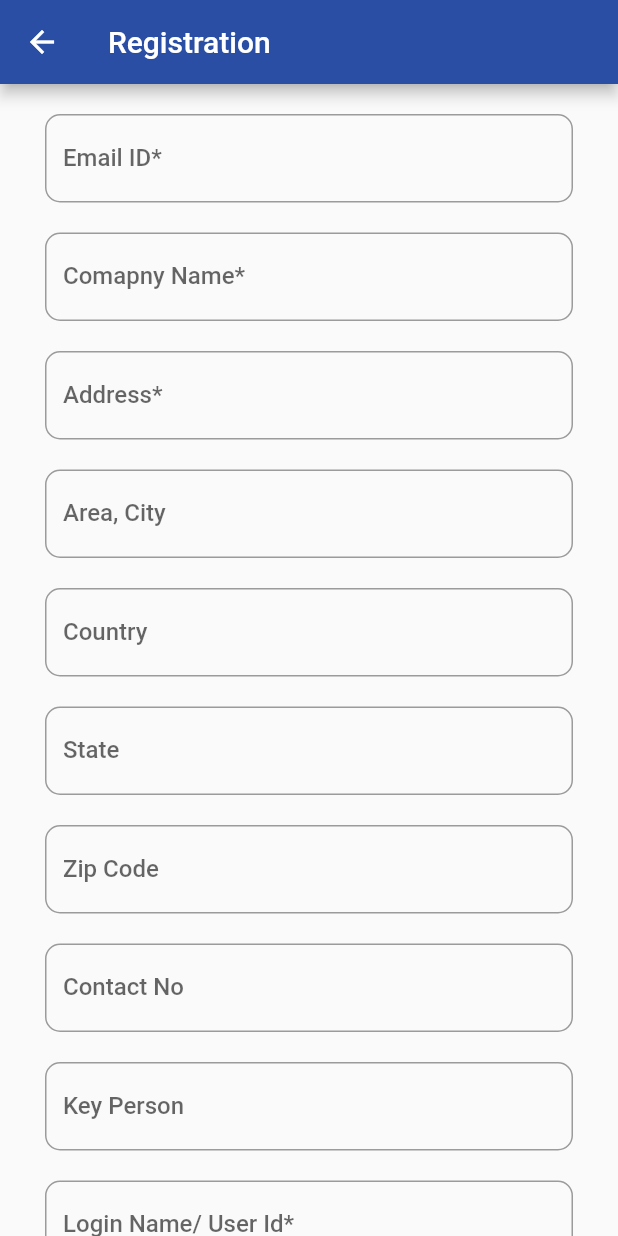
After one commit to techexpertjc/ozone_diamonds_v2, a Flutter app: the screen it shows after launch, on a phone screen of 412 x 824 dp. The commit adds this screen. Run offline on Flutter 3.47's test engine with Material 2 defaults, Android fonts, the phone set to English and light mode, and no system bars; our stand-ins replace carousel_pro, connectivity, font_awesome_flutter, keyboard_actions, share, shared_preferences and 1 more; missing offline and left inert: flutter_downloader, flutter_plugin_pdf_viewer, gradient_text, nice_button; accounts and stored records are empty.

Commit message:
Registration Page

```diff
--- /dev/null
+++ b/lib/RegisterPage.dart
@@ -0,0 +1,335 @@
+import 'package:flutter/material.dart';
+
+import 'package:nice_button/NiceButton.dart';
+
+class RegisterPage extends StatefulWidget {
+  @override
+  _RegisterPageState createState() => _RegisterPageState();
+}
+
+class _RegisterPageState extends State<RegisterPage> {
+  bool small = false;
+  bool _toggleVisibility = true, rememberMe = false;
+  String email, password;
+
+  bool isLoading = false;
+
+  @override
+  Widget build(BuildContext context) {
+    return Scaffold(
+      appBar: AppBar(
+        title: Text("Registration"),
+        leading: GestureDetector(
+          onTap: () {/*on click logic*/},
+          child: Icon(
+            Icons.arrow_back,
+          ),
+        ),
+      ),
+      body: Form(
+        child: ListView(
+          children: <Widget>[
+            //TextField for Email ID
+            Padding(
+              padding: EdgeInsets.only(top: 20, left: 30.0, right: 30.0),
+              child: SizedBox(
+                child: TextFormField(
+                  keyboardType: TextInputType.emailAddress,
+                  decoration: InputDecoration(
+                      border: OutlineInputBorder(
+                        borderRadius: BorderRadius.all(Radius.circular(10.0)),
+                      ),
+                      labelText: 'Email ID*',
+                      labelStyle: TextStyle(
+                        fontSize: (small) ? 14 : 16,
+                        fontWeight: FontWeight.w500,
+                      ),
+                      hintText: 'Enter Your Email',
+                      hintStyle: TextStyle(
+                          fontSize: (small) ? 12 : 16,
+                          fontWeight: FontWeight.w500,
+                          color: Colors.grey[300])),
+                ),
+              ),
+            ),
+            //Finish
+
+            //TextField for Company Name
+            Padding(
+              padding: EdgeInsets.only(top: 20, left: 30.0, right: 30.0),
+              child: SizedBox(
+                child: TextFormField(
+                  keyboardType: TextInputType.emailAddress,
+                  decoration: InputDecoration(
+                      border: OutlineInputBorder(
+                        borderRadius: BorderRadius.all(Radius.circular(10.0)),
+                      ),
+                      labelText: 'Comapny Name*',
+                      labelStyle: TextStyle(
+                        fontSize: (small) ? 14 : 16,
+                        fontWeight: FontWeight.w500,
+                      ),
+                      hintText: 'Enter Your Company Name',
+                      hintStyle: TextStyle(
+                          fontSize: (small) ? 12 : 16,
+                          fontWeight: FontWeight.w500,
+                          color: Colors.grey[300])),
+                ),
+              ),
+            ),
+            //Finish
+
+            //TextField for Address
+            Padding(
+              padding: EdgeInsets.only(top: 20, left: 30.0, right: 30.0),
+              child: SizedBox(
+                child: TextFormField(
+                  keyboardType: TextInputType.emailAddress,
+                  decoration: InputDecoration(
+                      border: OutlineInputBorder(
+                        borderRadius: BorderRadius.all(Radius.circular(10.0)),
+                      ),
+                      labelText: 'Address*',
+                      labelStyle: TextStyle(
+                        fontSize: (small) ? 14 : 16,
+                        fontWeight: FontWeight.w500,
+                      ),
+                      hintText: 'Enter Your Address',
+                      hintStyle: TextStyle(
+                          fontSize: (small) ? 12 : 16,
+                          fontWeight: FontWeight.w500,
+                          color: Colors.grey[300])),
+                ),
+              ),
+            ),
+            //Finish
+
+            //TextField for Address
+            Padding(
+              padding: EdgeInsets.only(top: 20, left: 30.0, right: 30.0),
+              child: SizedBox(
+                child: TextFormField(
+                  keyboardType: TextInputType.emailAddress,
+                  decoration: InputDecoration(
+                      border: OutlineInputBorder(
+                        borderRadius: BorderRadius.all(Radius.circular(10.0)),
+                      ),
+                      labelText: 'Area, City',
+                      labelStyle: TextStyle(
+                        fontSize: (small) ? 14 : 16,
+                        fontWeight: FontWeight.w500,
+                      ),
+                      hintText: 'Enter Your Area, City',
+                      hintStyle: TextStyle(
+                          fontSize: (small) ? 12 : 16,
+                          fontWeight: FontWeight.w500,
+                          color: Colors.grey[300])),
+                ),
+              ),
+            ),
+            //Finish
+
+            //TextField for Country
+            Padding(
+              padding: EdgeInsets.only(top: 20, left: 30.0, right: 30.0),
+              child: SizedBox(
+                child: TextFormField(
+                  keyboardType: TextInputType.emailAddress,
+                  decoration: InputDecoration(
+                      border: OutlineInputBorder(
+                        borderRadius: BorderRadius.all(Radius.circular(10.0)),
+                      ),
+                      labelText: 'Country',
+                      labelStyle: TextStyle(
+                        fontSize: (small) ? 14 : 16,
+                        fontWeight: FontWeight.w500,
+                      ),
+                      hintText: 'Enter Your Country',
+                      hintStyle: TextStyle(
+                          fontSize: (small) ? 12 : 16,
+                          fontWeight: FontWeight.w500,
+                          color: Colors.grey[300])),
+                ),
+              ),
+            ),
+            //Finish
+
+            //TextField for State
+            Padding(
+              padding: EdgeInsets.only(top: 20, left: 30.0, right: 30.0),
+              child: SizedBox(
+                child: TextFormField(
+                  keyboardType: TextInputType.emailAddress,
+                  decoration: InputDecoration(
+                      border: OutlineInputBorder(
+                        borderRadius: BorderRadius.all(Radius.circular(10.0)),
+                      ),
+                      labelText: 'State',
+                      labelStyle: TextStyle(
+                        fontSize: (small) ? 14 : 16,
+                        fontWeight: FontWeight.w500,
+                      ),
+                      hintText: 'Enter Your State',
+                      hintStyle: TextStyle(
+                          fontSize: (small) ? 12 : 16,
+                          fontWeight: FontWeight.w500,
+                          color: Colors.grey[300])),
+                ),
+              ),
+            ),
+            //Finish
+
+            //TextField for Zip Code
+            Padding(
+              padding: EdgeInsets.only(top: 20, left: 30.0, right: 30.0),
+              child: SizedBox(
+                child: TextFormField(
+                  keyboardType: TextInputType.emailAddress,
+                  decoration: InputDecoration(
+                      border: OutlineInputBorder(
+                        borderRadius: BorderRadius.all(Radius.circular(10.0)),
+                      ),
+                      labelText: 'Zip Code',
+                      labelStyle: TextStyle(
+                        fontSize: (small) ? 14 : 16,
+                        fontWeight: FontWeight.w500,
+                      ),
+                      hintText: 'Enter Your ZipCode',
+                      hintStyle: TextStyle(
+                          fontSize: (small) ? 12 : 16,
+                          fontWeight: FontWeight.w500,
+                          color: Colors.grey[300])),
+                ),
+              ),
+            ),
+            //Finish
+
+            //TextField for Contact
+            Padding(
+              padding: EdgeInsets.only(top: 20, left: 30.0, right: 30.0),
+              child: SizedBox(
+                child: TextFormField(
+                  keyboardType: TextInputType.emailAddress,
+                  decoration: InputDecoration(
+                      border: OutlineInputBorder(
+                        borderRadius: BorderRadius.all(Radius.circular(10.0)),
+                      ),
+                      labelText: 'Contact No',
+                      labelStyle: TextStyle(
+                        fontSize: (small) ? 14 : 16,
+                        fontWeight: FontWeight.w500,
+                      ),
+                      hintText: 'Enter Your Contact No',
+                      hintStyle: TextStyle(
+                          fontSize: (small) ? 12 : 16,
+                          fontWeight: FontWeight.w500,
+                          color: Colors.grey[300])),
+                ),
+              ),
+            ),
+            //Finish
+
+            //TextField for Key Person
+            Padding(
+              padding: EdgeInsets.only(top: 20, left: 30.0, right: 30.0),
+              child: SizedBox(
+                child: TextFormField(
+                  keyboardType: TextInputType.emailAddress,
+                  decoration: InputDecoration(
+                      border: OutlineInputBorder(
+                        borderRadius: BorderRadius.all(Radius.circular(10.0)),
+                      ),
+                      labelText: 'Key Person',
+                      labelStyle: TextStyle(
+                        fontSize: (small) ? 14 : 16,
+                        fontWeight: FontWeight.w500,
+                      ),
+                      hintText: 'Enter Your First and Last Name',
+                      hintStyle: TextStyle(
+                          fontSize: (small) ? 12 : 16,
+                          fontWeight: FontWeight.w500,
+                          color: Colors.grey[300])),
+                ),
+              ),
+            ),
+            //Finish
+
+            //TextField for Login name
+            Padding(
+              padding: EdgeInsets.only(top: 20, left: 30.0, right: 30.0),
+              child: SizedBox(
+                child: TextFormField(
+                  keyboardType: TextInputType.emailAddress,
+                  decoration: InputDecoration(
+                      border: OutlineInputBorder(
+                        borderRadius: BorderRadius.all(Radius.circular(10.0)),
+                      ),
+                      labelText: 'Login Name/ User Id*',
+                      labelStyle: TextStyle(
+                        fontSize: (small) ? 14 : 16,
+                        fontWeight: FontWeight.w500,
+                      ),
+                      hintText: 'Enter Your Login Name',
+                      hintStyle: TextStyle(
+                          fontSize: (small) ? 12 : 16,
+                          fontWeight: FontWeight.w500,
+                          color: Colors.grey[300])),
+                ),
+              ),
+            ),
+            //Finish
+
+            //Terms & Condition
+            Padding(
+              padding: EdgeInsets.only(top: 20.0, left: 40.0, right: 40.0),
+              // child: ListView(
+              //   children: <Widget>[
+              //     Row(
+              //       children: <Widget>[
+              //         Text(
+              //           "Please Read Terms & Condition And Agree",
+              //           textAlign: TextAlign.left,
+              //           style: TextStyle(
+              //               fontWeight: FontWeight.bold, fontSize: 17.0),
+              //         ),
+              //         Column(
+
+              //         )
+              //       ],
+              //     )
+              //   ],
+              // ),
+              child:  Text(
+                        "Please Read Terms & Condition And Agree",
+                        textAlign: TextAlign.left,
+                        style: TextStyle(
+                            fontWeight: FontWeight.bold, fontSize: 17.0),
+                      ),
+            ),
+            //Finish
+
+            //Login Button
+            Padding(
+              padding: EdgeInsets.only(
+                  top: 20.0, left: 40.0, right: 40.0, bottom: 40.0),
+              child: SizedBox(
+                height: (small) ? 50 : 55,
+                child: isLoading
+                    ? Center(child: CircularProgressIndicator())
+                    : NiceButton(
+                        elevation: 5.0,
+                        radius: 52.0,
+                        fontSize: (small) ? 20 : 22,
+                        onPressed: () {},
+                        text: 'Register',
+                        background: Color(0XFF294EA3),
+                      ),
+              ),
+            ),
+            //Finish
+          ],
+        ),
+      ),
+    );
+  }
+}
--- a/lib/StoneSearch.dart
+++ b/lib/StoneSearch.dart
@@ -960,7 +960,7 @@ class _StoneSearchState extends State<StoneSearch>
                                 height: 30,
                                 width: 100,
                                 child: TextFormField(
-                                   focusNode: _nodeText1,,
+                                   focusNode: _nodeText1,
                                   controller: caratToController,
                                   // initialValue: caratTo != null ? caratTo : null,
                                   inputFormatters: [
--- a/lib/main.dart
+++ b/lib/main.dart
@@ -1,6 +1,7 @@
 import 'package:flutter/material.dart';
 
 import 'package:ozone_diamonds/LoginPage.dart';
+import 'package:ozone_diamonds/RegisterPage.dart';
 import 'package:ozone_diamonds/search_with_tabs.dart';
 
 void main() {
@@ -18,7 +19,8 @@ class MyApp extends StatelessWidget {
         accentColor: Color(0XFF294EA3),
         primaryColor: Color(0XFF294ea3),
       ),
-      home: LoginPage(),
+      // home: LoginPage(),
+      home: RegisterPage(),
       color: Colors.white,
       debugShowCheckedModeBanner: false,
     );
```
Also changed, not shown: pubspec.lock.
